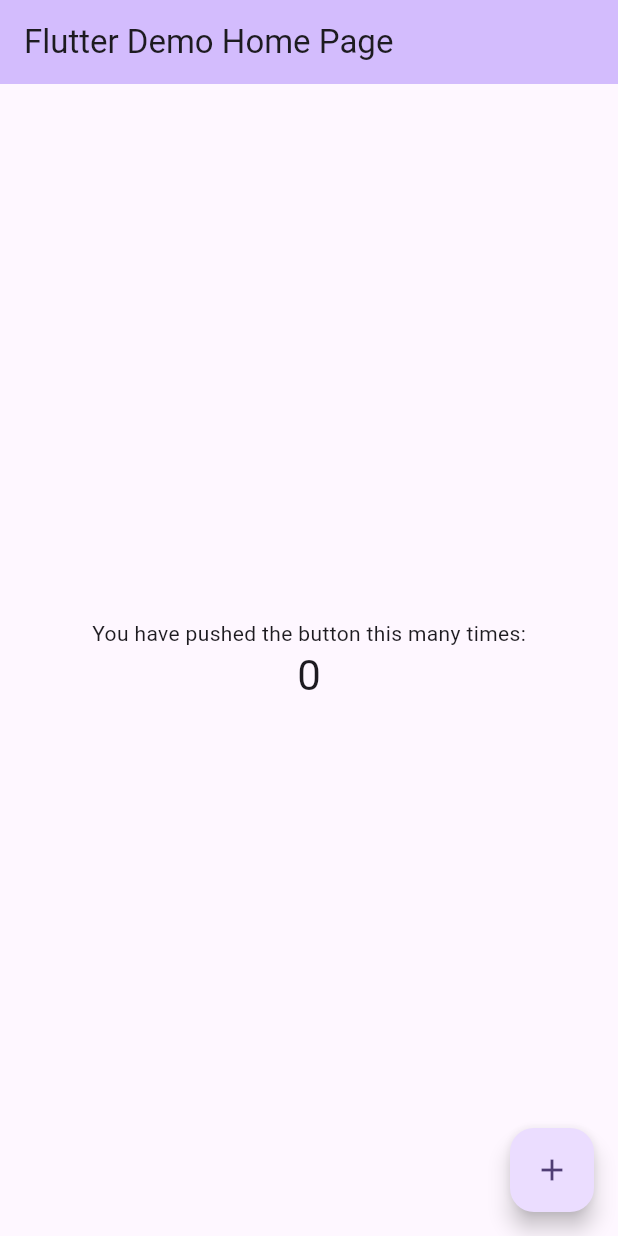
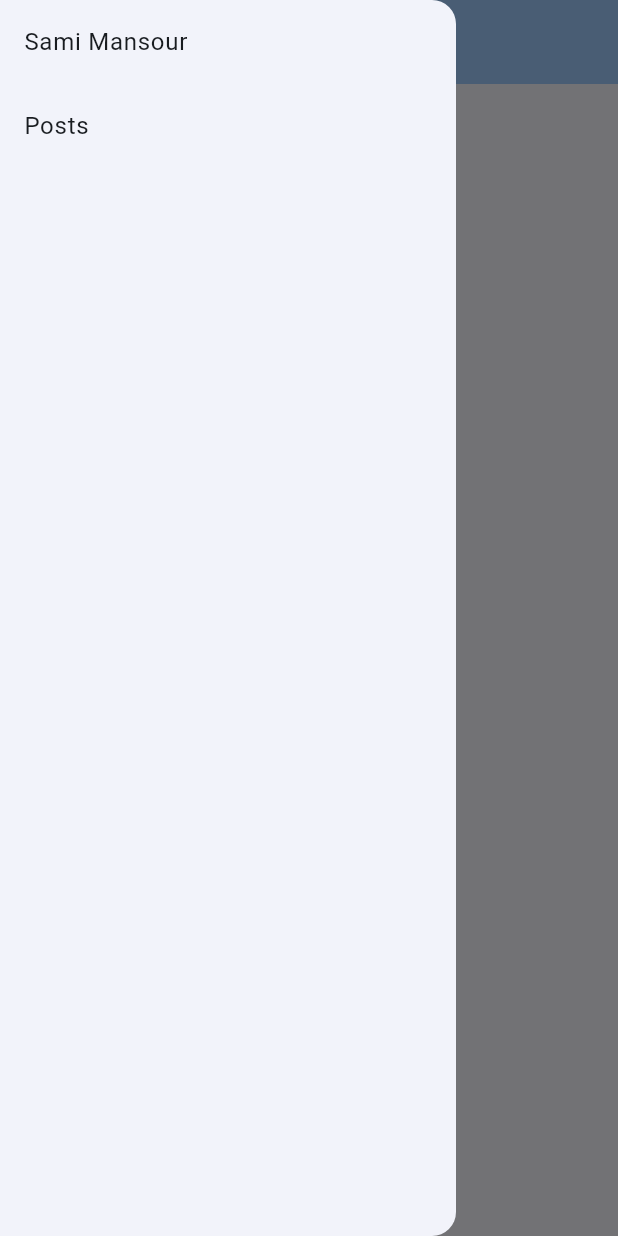
Before and after one commit to elounimedamine/Flutter_Sanctum, a Flutter app: the screen it shows after launch, with the side drawer open (before the commit the screen has no drawer), on a phone screen of 412 x 824 dp. Run offline on Flutter 3.47's test engine with Material 2 defaults, Android fonts, the phone set to English and light mode, and no system bars.

Commit message:
Build_Posts_Page_VD2

```diff
--- a/lib/main.dart
+++ b/lib/main.dart
@@ -1,4 +1,5 @@
 import 'package:flutter/material.dart';
+import 'package:flutter_sanctum/widgets/nav-drawer.dart';
 
 void main() {
   runApp(const MyApp());
@@ -12,41 +13,19 @@
   Widget build(BuildContext context) {
     return MaterialApp(
       title: 'Flutter Demo',
+      debugShowCheckedModeBanner: false,
+      debugShowMaterialGrid: false,
       theme: ThemeData(
-        // This is the theme of your application.
-        //
-        // TRY THIS: Try running your application with "flutter run". You'll see
-        // the application has a blue toolbar. Then, without quitting the app,
-        // try changing the seedColor in the colorScheme below to Colors.green
-        // and then invoke "hot reload" (save your changes or press the "hot
-        // reload" button in a Flutter-supported IDE, or press "r" if you used
-        // the command line to start the app).
-        //
-        // Notice that the counter didn't reset back to zero; the application
-        // state is not lost during the reload. To reset the state, use hot
-        // restart instead.
-        //
-        // This works for code too, not just values: Most code changes can be
-        // tested with just a hot reload.
-        colorScheme: ColorScheme.fromSeed(seedColor: Colors.deepPurple),
+        colorScheme: ColorScheme.fromSeed(seedColor: Colors.blue),
         useMaterial3: true,
       ),
-      home: const MyHomePage(title: 'Flutter Demo Home Page'),
+      home: const MyHomePage(title: 'Flutter Sanctum'),
     );
   }
 }
 
 class MyHomePage extends StatefulWidget {
   const MyHomePage({super.key, required this.title});
-
-  // This widget is the home page of your application. It is stateful, meaning
-  // that it has a State object (defined below) that contains fields that affect
-  // how it looks.
-
-  // This class is the configuration for the state. It holds the values (in this
-  // case the title) provided by the parent (in this case the App widget) and
-  // used by the build method of the State. Fields in a Widget subclass are
-  // always marked "final".
 
   final String title;
 
@@ -55,71 +34,16 @@
 }
 
 class _MyHomePageState extends State<MyHomePage> {
-  int _counter = 0;
-
-  void _incrementCounter() {
-    setState(() {
-      // This call to setState tells the Flutter framework that something has
-      // changed in this State, which causes it to rerun the build method below
-      // so that the display can reflect the updated values. If we changed
-      // _counter without calling setState(), then the build method would not be
-      // called again, and so nothing would appear to happen.
-      _counter++;
-    });
-  }
-
   @override
   Widget build(BuildContext context) {
-    // This method is rerun every time setState is called, for instance as done
-    // by the _incrementCounter method above.
-    //
-    // The Flutter framework has been optimized to make rerunning build methods
-    // fast, so that you can just rebuild anything that needs updating rather
-    // than having to individually change instances of widgets.
     return Scaffold(
       appBar: AppBar(
-        // TRY THIS: Try changing the color here to a specific color (to
-        // Colors.amber, perhaps?) and trigger a hot reload to see the AppBar
-        // change color while the other colors stay the same.
         backgroundColor: Theme.of(context).colorScheme.inversePrimary,
-        // Here we take the value from the MyHomePage object that was created by
-        // the App.build method, and use it to set our appbar title.
         title: Text(widget.title),
       ),
-      body: Center(
-        // Center is a layout widget. It takes a single child and positions it
-        // in the middle of the parent.
-        child: Column(
-          // Column is also a layout widget. It takes a list of children and
-          // arranges them vertically. By default, it sizes itself to fit its
-          // children horizontally, and tries to be as tall as its parent.
-          //
-          // Column has various properties to control how it sizes itself and
-          // how it positions its children. Here we use mainAxisAlignment to
-          // center the children vertically; the main axis here is the vertical
-          // axis because Columns are vertical (the cross axis would be
-          // horizontal).
-          //
-          // TRY THIS: Invoke "debug painting" (choose the "Toggle Debug Paint"
-          // action in the IDE, or press "p" in the console), to see the
-          // wireframe for each widget.
-          mainAxisAlignment: MainAxisAlignment.center,
-          children: <Widget>[
-            const Text(
-              'You have pushed the button this many times:',
-            ),
-            Text(
-              '$_counter',
-              style: Theme.of(context).textTheme.headlineMedium,
-            ),
-          ],
-        ),
-      ),
-      floatingActionButton: FloatingActionButton(
-        onPressed: _incrementCounter,
-        tooltip: 'Increment',
-        child: const Icon(Icons.add),
-      ), // This trailing comma makes auto-formatting nicer for build methods.
+      drawer: const NavDrawer(),
+      body: const Center(child: Text('You are logged in!')),
+      // This trailing comma makes auto-formatting nicer for build methods.
     );
   }
 }
--- /dev/null
+++ b/lib/widgets/nav-drawer.dart
@@ -0,0 +1,22 @@
+import 'package:flutter/material.dart';
+import 'package:flutter_sanctum/Screens/Posts-Screen.dart';
+
+class NavDrawer extends StatelessWidget {
+  const NavDrawer({super.key});
+
+  @override
+  Widget build(BuildContext context) {
+    return Drawer(
+      child: ListView(children: [
+        const ListTile(
+          title: Text('Sami Mansour'),
+        ),
+        ListTile(
+          title: const Text('Posts'),
+          onTap: () => Navigator.of(context).push(
+              MaterialPageRoute(builder: (context) => const PostsScreen())),
+        ),
+      ]),
+    );
+  }
+}
```
Also changed, not shown: lib/Screens/Posts-Screen.dart (added, +22 -0 lines).
